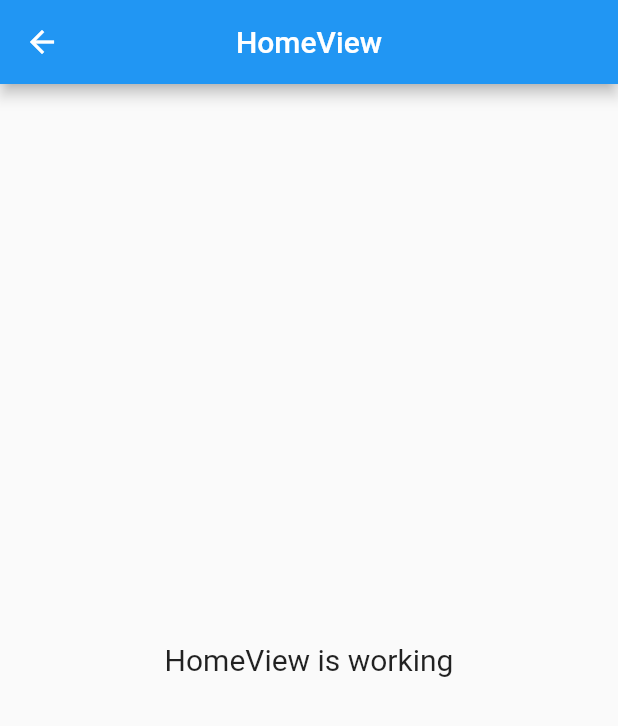
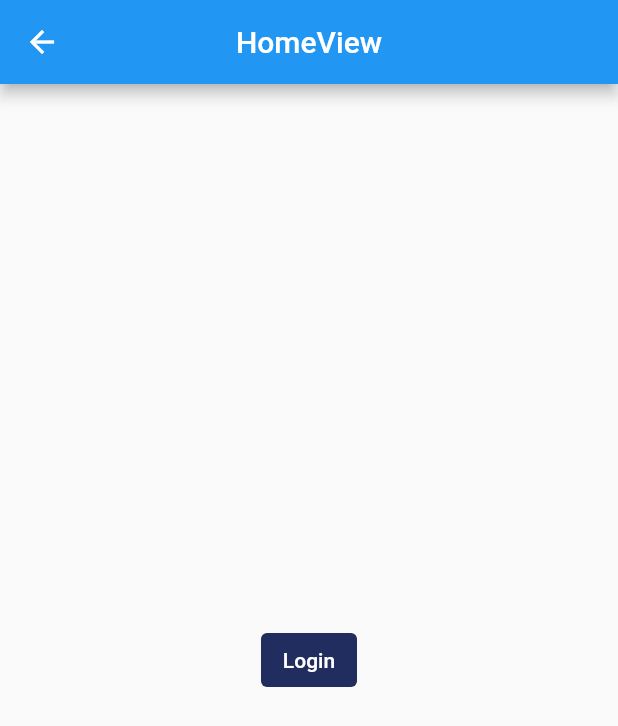
Before and after one commit to herdypad/renjaniapp, a Flutter app: the HomeView screen opened by its route, on a phone screen of 412 x 824 dp. Shown: the top 726 px of the screen. Run offline on Flutter 3.47's test engine with Material 2 defaults, Android fonts, the phone set to English and light mode, and no system bars; our stand-ins replace dio, flutter_screenutil, flutter_svg, get, get_storage, google_fonts and 2 more; accounts and stored records are empty.

Commit message:
add view pengumuman

```diff
--- a/lib/app/modules/home/views/home_view.dart
+++ b/lib/app/modules/home/views/home_view.dart
@@ -1,6 +1,8 @@
 import 'package:flutter/material.dart';
 
 import 'package:get/get.dart';
+import 'package:renjani/app/routes/app_pages.dart';
+import 'package:renjani/themes.dart';
 
 import '../controllers/home_controller.dart';
 
@@ -13,10 +15,22 @@ class HomeView extends GetView<HomeController> {
         title: const Text('HomeView'),
         centerTitle: true,
       ),
-      body: const Center(
-        child: Text(
-          'HomeView is working',
-          style: TextStyle(fontSize: 20),
+      body: Center(
+        child: TextButton(
+          style: TextButton.styleFrom(
+            backgroundColor: primaryColor1,
+          ),
+          onPressed: () {
+            Navigator.of(context).pushNamedAndRemoveUntil(
+                Routes.PENGUMUMAN_VIEW, (route) => false,
+                arguments: Routes.PENGUMUMAN_VIEW);
+          },
+          child: const Text(
+            "Login",
+            style: TextStyle(
+              color: Color(0xffffffff),
+            ),
+          ),
         ),
       ),
     );
--- a/lib/app/routes/app_routes.dart
+++ b/lib/app/routes/app_routes.dart
@@ -9,6 +9,7 @@ abstract class Routes {
   static const HOME = _Paths.HOME;
   static const API_LOG = _Paths.API_LOG;
   static const LOGIN = _Paths.LOGIN;
+  static const PENGUMUMAN_VIEW = _Paths.PENGUMUMAN_VIEW;
 }
 
 abstract class _Paths {
@@ -19,4 +20,5 @@ abstract class _Paths {
   static const HOME = '/home';
   static const API_LOG = '/api-log';
   static const LOGIN = '/login';
+  static const PENGUMUMAN_VIEW = '/pengumuman-view';
 }
--- a/lib/themes.dart
+++ b/lib/themes.dart
@@ -45,6 +45,8 @@ FontWeight medium = FontWeight.w500;
 FontWeight semiBold = FontWeight.w600;
 FontWeight bold = FontWeight.w700;
 
+const double kBorderRadius = 16.0;
+
 Color appBrandBlue = const Color(0xff212c5f);
 Color appBrandYellow = const Color(0xffffc91b);
 Color appBrandYellow2 = const Color(0xffffe804);
```
Also changed, not shown: lib/app/modules/pengumuman_view/bindings/pengumuman_view_binding.dart (added, +12 -0 lines), lib/app/modules/pengumuman_view/controllers/pengumuman_view_controller.dart (added, +23 -0 lines), lib/app/modules/pengumuman_view/views/pengumuman_view.dart (added, +84 -0 lines), lib/app/routes/app_pages.dart (+7 -0 lines).
